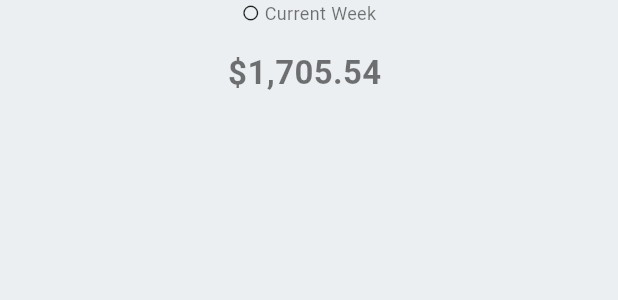
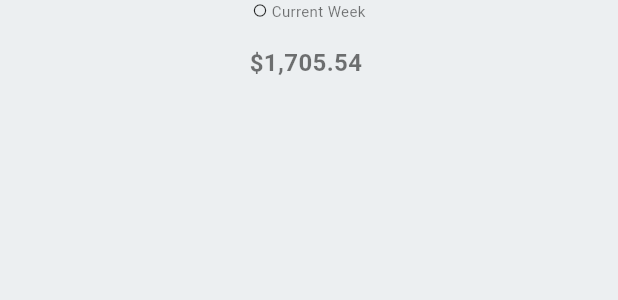
Before and after one commit to mu7mmd/coderthemes_test, a Flutter app: the ChartStatisticsWidget widget shown alone on an empty page, opened directly, on a phone screen of 412 x 824 dp. Shown: the top 300 px of the screen. Run offline on Flutter 3.47's test engine with Material 3 defaults, Android fonts, the phone set to English and light mode, and no system bars; our stand-ins replace hooks_riverpod, syncfusion_flutter_charts; missing offline and left inert: vph_web_date_picker.

Commit message:
Enhance chart responsive

```diff
--- a/lib/core/constants/text_styles.dart
+++ b/lib/core/constants/text_styles.dart
@@ -50,4 +50,9 @@ abstract final class TextStyles {
     fontSize: 11,
     fontWeight: FontWeight.w700,
   );
+
+    static const TextStyle xxSmallRegular = TextStyle(
+    fontSize: 10,
+    fontWeight: FontWeight.w400,
+  );
 }
--- a/lib/features/dashboard/presentation/widgets/chart_statistics_widget.dart
+++ b/lib/features/dashboard/presentation/widgets/chart_statistics_widget.dart
@@ -2,7 +2,9 @@ import 'package:flutter/material.dart';
 
 import '../../../../core/constants/app_colors.dart';
 import '../../../../core/constants/app_dimensions.dart';
+import '../../../../core/constants/key_enums.dart';
 import '../../../../core/constants/text_styles.dart';
+import '../../../../core/screen_type_builder.dart';
 
 class ChartStatisticsWidget extends StatelessWidget {
   const ChartStatisticsWidget({
@@ -20,16 +22,26 @@ class ChartStatisticsWidget extends StatelessWidget {
   Widget build(BuildContext context) {
     return Expanded(
       child: Center(
-        child: Column(
+        child: ScreenTypeBuilder(builder: (type) {
+          final TextStyle titleStyle;
+          final TextStyle valueStyle;
+          if (type != ScreenType.smallMobile) {
+            titleStyle = TextStyles.headline3Bold;
+            valueStyle = TextStyles.smallRegular;
+          } else {
+            titleStyle = TextStyles.largeBold;
+            valueStyle = TextStyles.xxSmallRegular;
+          }
+          return Column(
             children: [
               Wrap(
                 crossAxisAlignment: WrapCrossAlignment.center,
                 alignment: WrapAlignment.center,
                 children: [
-                const Icon(Icons.circle_outlined, size: 12),
+                  Icon(Icons.circle_outlined, size: valueStyle.fontSize),
                   Text(
                     ' $title',
-                  style: TextStyles.smallRegular,
+                    style: valueStyle,
                     overflow: TextOverflow.ellipsis,
                   )
                 ],
@@ -37,24 +49,31 @@ class ChartStatisticsWidget extends StatelessWidget {
               const SizedBox(height: AppDimensions.padding16),
               Wrap(
                 alignment: WrapAlignment.center,
+                crossAxisAlignment: WrapCrossAlignment.center,
                 children: [
                   Text(
                     '$value ',
-                  style: TextStyles.headline3Bold,
+                    style: titleStyle,
                     overflow: TextOverflow.ellipsis,
                   ),
                   if (isUp != null)
                     if (isUp!)
-                    const Icon(
+                      Icon(
                         Icons.arrow_upward_rounded,
                         color: AppColors.secondary,
+                        size: titleStyle.fontSize,
                       )
                     else
-                    const Icon(Icons.arrow_downward_rounded, color: Colors.red)
+                      Icon(
+                        Icons.arrow_downward_rounded,
+                        color: Colors.red,
+                        size: titleStyle.fontSize,
+                      )
                 ],
-            ),
+              )
             ],
-        ),
+          );
+        }),
       ),
     );
   }
--- a/lib/features/dashboard/presentation/widgets/sales_and_revenue_chart.dart
+++ b/lib/features/dashboard/presentation/widgets/sales_and_revenue_chart.dart
@@ -86,8 +86,10 @@ class SalesAndRevenueChart extends StatelessWidget {
                             padding: const EdgeInsets.symmetric(
                               horizontal: AppDimensions.padding20,
                             ),
-                            child: Row(
+                            child: ScreenTypeBuilder(builder: (type) {
+                              return Row(
                                 children: [
+                                  if (type != ScreenType.smallMobile)
                                     for (int i = 0;
                                         i < _chartPoints.length;
                                         i++) ...[
@@ -95,8 +97,18 @@ class SalesAndRevenueChart extends StatelessWidget {
                                       if (i != _chartPoints.length - 1)
                                         const Spacer()
                                     ]
+                                  else
+                                    for (int i = 0;
+                                        i < _chartPoints.length;
+                                        i++)
+                                      if (i % 2 == 0) ...[
+                                        ChartPointBar(_chartPoints[i]),
+                                        if (i != _chartPoints.length - 2)
+                                          const Spacer()
+                                      ]
                                 ],
-                            ),
+                              );
+                            }),
                           ),
                           Column(
                             mainAxisAlignment: MainAxisAlignment.spaceBetween,
```
Lines whose indentation alone changed are shown as unchanged.
